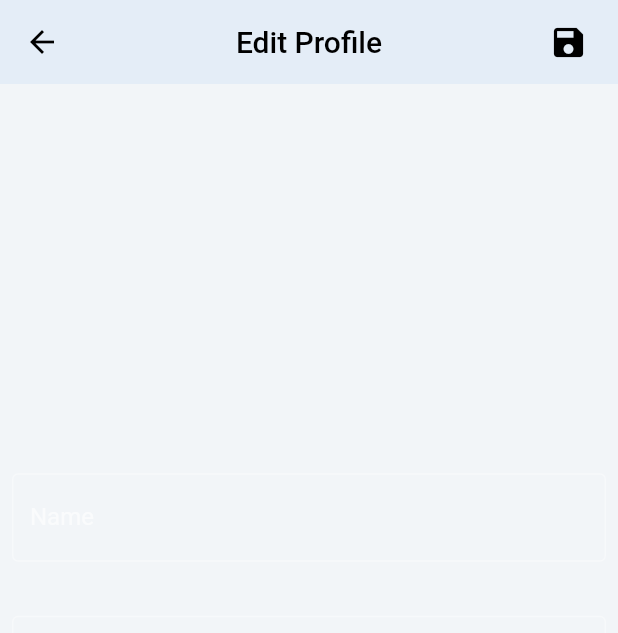
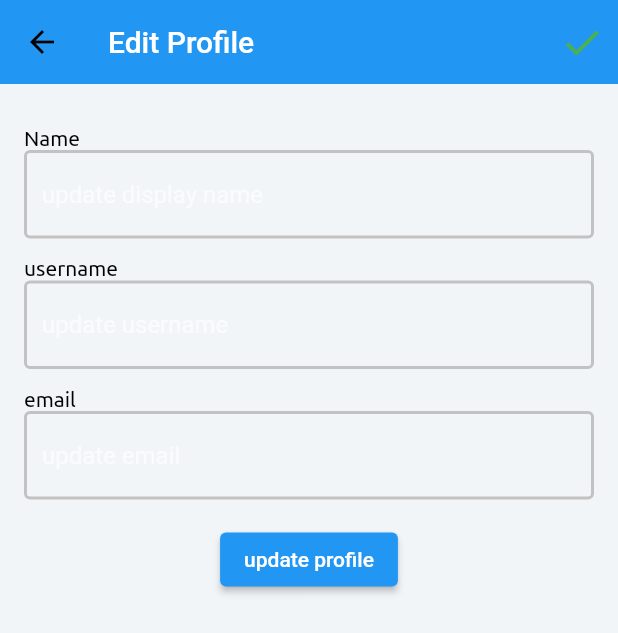
Before and after one commit to Harshpatel249/Echos, a Flutter app: the EditProfile screen opened directly, on a phone screen of 412 x 824 dp. Shown: the top 633 px of the screen. Run offline on Flutter 3.47's test engine with Material 2 defaults, Android fonts, the phone set to English and light mode, and no system bars; our stand-ins replace camera, cloud_firestore, expandable, firebase_auth, firebase_core, flutter_tts and 4 more; missing offline and left inert: tflite; accounts and stored records are empty.

Commit message:
editprofile_fontUpdate

```diff
--- a/lib/main.dart
+++ b/lib/main.dart
@@ -45,9 +45,11 @@ class MyApp extends StatelessWidget {
         textTheme: TextTheme(
           bodyText1: TextStyle(
             color: Colors.black,
+            fontFamily: 'Ubuntu',
           ),
           bodyText2: TextStyle(
             color: Colors.black,
+            fontFamily: 'Ubuntu',
           ),
         ),
       ),
--- a/lib/rewidgets/navBar.dart
+++ b/lib/rewidgets/navBar.dart
@@ -160,8 +160,7 @@ class _NavBarState extends State<NavBar> {
                 ),
                 onPressed: () {
                   loggedIn
-                      ? Navigator.pushNamedAndRemoveUntil(
-                          context, UserProfile.id, (route) => false)
+                      ? Navigator.pushAndRemoveUntil(context, MaterialPageRoute(builder: (context) => UserProfile(auth: _auth)), (route) => false)
                       : Navigator.push(
                           context,
                           MaterialPageRoute(
--- a/lib/screens/editProfile.dart
+++ b/lib/screens/editProfile.dart
@@ -1,83 +1,219 @@
+import 'package:cloud_firestore/cloud_firestore.dart';
+import 'package:firebase_auth/firebase_auth.dart';
 import 'package:flutter/material.dart';
+import 'package:sign_language_tutor/models/userModel.dart';
+import 'package:sign_language_tutor/rewidgets/navBar.dart';
+import 'package:sign_language_tutor/rewidgets/progress.dart';
 
-class EditProfile extends StatelessWidget {
+class EditProfile extends StatefulWidget {
+  final FirebaseAuth auth;
+  EditProfile({this.auth});
+
+  @override
+  _EditProfileState createState() => _EditProfileState(auth:this.auth);
+}
+
+class _EditProfileState extends State<EditProfile> {
+  final FirebaseAuth auth;
+  _EditProfileState({this.auth});
+  final usersRef = FirebaseFirestore.instance.collection('users');
+  final _scaffoldKey = GlobalKey<ScaffoldState>();
+  TextEditingController nameController = TextEditingController();
+  TextEditingController userNameController = TextEditingController();
+  TextEditingController emailController = TextEditingController();
+  bool isLoading = false;
+  UserModel user;
+  bool _nameValid = true;
+  bool _usernameValid = true;
+  bool _emailValid = true;
+  User firebaseUser;
+
+  getUser() async {
+    setState(() {
+      isLoading = true;
+    });
+    DocumentSnapshot doc = await usersRef
+        .doc(NavBar.currentUser.id)
+        .get(); //change widget.currentUserId to NavBar.currentUser.Id
+    user = UserModel.fromDocument(doc);
+    // print("name: ${user.name}");
+    // print("username: ${user.username}");
+    nameController.text = user.name;
+    userNameController.text = user.username;
+    emailController.text = user.email;
+
+    setState(() {
+      isLoading = false;
+    });
+  }
+
+  updateProfileData() async {
+    setState(() {
+      nameController.text.isEmpty ? _nameValid = false : _nameValid = true;
+      userNameController.text.isEmpty
+          ? _usernameValid = false
+          : _usernameValid = true;
+      emailController.text.isEmpty ? _emailValid = false : _emailValid = true;
+    });
+    if (_nameValid && _usernameValid && _emailValid) {
+      usersRef.doc(NavBar.currentUser.id).update({
+        "name": nameController.text,
+        "username": userNameController.text,
+        "email": emailController.text,
+      });
+      var message;
+      if (emailController.text.isEmpty) {
+        print(
+            "-------------------------------in update profile -------------------- \n email empty");
+      } else {
+        print(
+            "-------------------------------in update profile --------------------");
+        print("email not empty");
+        print(emailController.text);
+      }
+
+      auth.currentUser //user _auth.currentUser instead
+          .updateEmail(emailController.text)
+          .then(
+            (value) => message = 'success',
+      )
+          .catchError((onError) => message = 'email update failed');
+      SnackBar snackBar =
+      SnackBar(content: Text("Profile updated")); //providing feedback
+      ScaffoldMessenger.of(context).showSnackBar(snackBar);
+    }
+  }
+
+  @override
+  void initState() {
+    // TODO: implement initState
+    super.initState();
+    getUser();
+  }
+
+  Column buildNameField() {
+    return Column(
+      crossAxisAlignment: CrossAxisAlignment.start,
+      children: <Widget>[
+        Padding(
+          padding: EdgeInsets.only(top: 12.0),
+          child: Text("Name"),
+        ),
+        TextField(
+          controller: nameController,
+          style: TextStyle(color: Colors.black),
+          decoration: InputDecoration(
+            focusedBorder: OutlineInputBorder(
+              borderSide: BorderSide(color: Colors.black, width: 2.0),
+            ),
+            enabledBorder: OutlineInputBorder(
+              borderSide:
+              BorderSide(color: Color(0xFFC3C2C3), width: 2.0),
+            ),
+            hintText: "update display name",
+            errorText: _nameValid ? null : "name cannot be empty",
+          ),
+        )
+      ],
+    );
+  }
+
+  Column buildUserNameField() {
+    return Column(
+      crossAxisAlignment: CrossAxisAlignment.start,
+      children: <Widget>[
+        Padding(
+          padding: EdgeInsets.only(top: 12.0),
+          child: Text("username"),
+        ),
+        TextField(
+          controller: userNameController,
+          style: TextStyle(color: Colors.black),
+          decoration: InputDecoration(
+            focusedBorder: OutlineInputBorder(
+              borderSide: BorderSide(color: Colors.black, width: 2.0),
+            ),
+            enabledBorder: OutlineInputBorder(
+              borderSide:
+              BorderSide(color: Color(0xFFC3C2C3), width: 2.0),
+            ),
+            hintText: "update username",
+            errorText: _usernameValid ? null : "username cannot be empty",
+          ),
+        )
+      ],
+    );
+  }
+
+  Column buildEmailField() {
+    return Column(
+      crossAxisAlignment: CrossAxisAlignment.start,
+      children: <Widget>[
+        Padding(
+          padding: EdgeInsets.only(top: 12.0),
+          child: Text("email"),
+        ),
+        TextField(
+          controller: emailController,
+          style: TextStyle(color: Colors.black),
+          decoration: InputDecoration(
+            focusedBorder: OutlineInputBorder(
+              borderSide: BorderSide(color: Colors.black, width: 2.0),
+            ),
+            enabledBorder: OutlineInputBorder(
+              borderSide:
+              BorderSide(color: Color(0xFFC3C2C3), width: 2.0),
+            ),
+            hintText: "update email",
+            errorText: _usernameValid ? null : "username cannot be empty",
+          ),
+        )
+      ],
+    );
+  }
   @override
   Widget build(BuildContext context) {
-    return SafeArea(
-      // child: Container(
-      //   decoration: BoxDecoration(
-      //     gradient: LinearGradient(
-      //         begin: Alignment.bottomLeft,
-      //         end: Alignment.topRight,
-      //         colors: [Colors.black, Colors.blue]),
-      //   ),
-      child: Scaffold(
+    return Scaffold(
+      key: _scaffoldKey,
       appBar: AppBar(
-          title: Text(
-            'Edit Profile',
-            style: TextStyle(color: Colors.black),
+        backgroundColor: Colors.blue,
+        title: Text("Edit Profile"),
+        actions: <Widget>[
+          IconButton(
+              icon: Icon(
+                Icons.done,
+                size: 30.0,
+                color: Colors.green,
               ),
-          centerTitle: true,
-          actions: <Widget>[
-            Padding(
-                padding: EdgeInsets.only(right: 20.0),
-                child: GestureDetector(
-                  onTap: () {},
-
-                  ///TODO add save functionality here
-                  child: Icon(
-                    Icons.save,
-                    size: 26.0,
-                  ),
-                )),
+              onPressed: () => Navigator.pop(context))
         ],
       ),
-        body: Column(
-          mainAxisAlignment: MainAxisAlignment.center,
+      body: isLoading
+          ? circularProgress()
+          : ListView(
         children: <Widget>[
-            ///TODO add a suitable image here
+          Container(
+            child: Column(
+              children: <Widget>[
+
                 Padding(
-              padding: const EdgeInsets.all(8.0),
-              child: TextFormField(
-                decoration: InputDecoration(
-                  hintText: "Full-Name",
-                  labelText: "Name",
-                  border: OutlineInputBorder(),
-                  fillColor: Colors.blueGrey,
+                  padding: EdgeInsets.all(16.0),
+                  child: Column(
+                    children: <Widget>[
+                      buildNameField(),
+                      buildUserNameField(),
+                      buildEmailField(),
+                    ],
                   ),
                 ),
-            ),
-            SizedBox(
-              height: 20.0,
-            ),
-            Padding(
-              padding: const EdgeInsets.all(8.0),
-              child: TextFormField(
-                decoration: InputDecoration(
-                  hintText: "Username",
-                  labelText: "Username",
-                  border: OutlineInputBorder(),
-                  fillColor: Colors.white,
-                ),
-              ),
-            ),
-            SizedBox(
-              height: 20.0,
-            ),
-            Padding(
-              padding: const EdgeInsets.all(8.0),
-              child: TextFormField(
-                decoration: InputDecoration(
-                  hintText: "Email",
-                  labelText: "Email Address",
-                  border: OutlineInputBorder(),
-                  fillColor: Colors.white,
-                ),
-              ),
-            ),
+                ElevatedButton(
+                  onPressed: updateProfileData,
+                  child: Text("update profile"),
+                )
               ],
             ),
-        // ),
+          )
+        ],
       ),
     );
   }
--- a/lib/screens/userProfile.dart
+++ b/lib/screens/userProfile.dart
@@ -13,6 +13,8 @@ import 'homeScreen.dart';
 
 class UserProfile extends StatelessWidget {
   static String id = 'user_profile';
+  final FirebaseAuth auth;
+  UserProfile({this.auth});
   final username = 'sdfasdf'; //SignupPage.currentUser.id;
   final name = 'dadf'; //SignupPage.currentUser.name;
   final email = 'same@gmai.com'; //SignupPage.currentUser.email;
@@ -103,7 +105,7 @@ class UserProfile extends StatelessWidget {
                         Navigator.push(
                           context,
                           MaterialPageRoute<void>(
-                            builder: (BuildContext context) => EditProfile(),
+                            builder: (BuildContext context) => EditProfile(auth:this.auth),
                             fullscreenDialog: true,
                           ),
                         );
--- a/pubspec.yaml
+++ b/pubspec.yaml
@@ -68,6 +68,9 @@ flutter:
     - assets/tflite/
 
   fonts:
+  - family: Ubuntu
+    fonts:
+      - asset: assets/fonts/Ubuntu-Regular.ttf
   - family: Poppins
     fonts:
       - asset: assets/fonts/Poppins/Poppins-Bold.ttf
```
Also changed, not shown: assets/fonts/Ubuntu-Light.ttf (added), assets/fonts/Ubuntu-Regular.ttf (added), 1 other file. Lines whose indentation alone changed are shown as unchanged.
